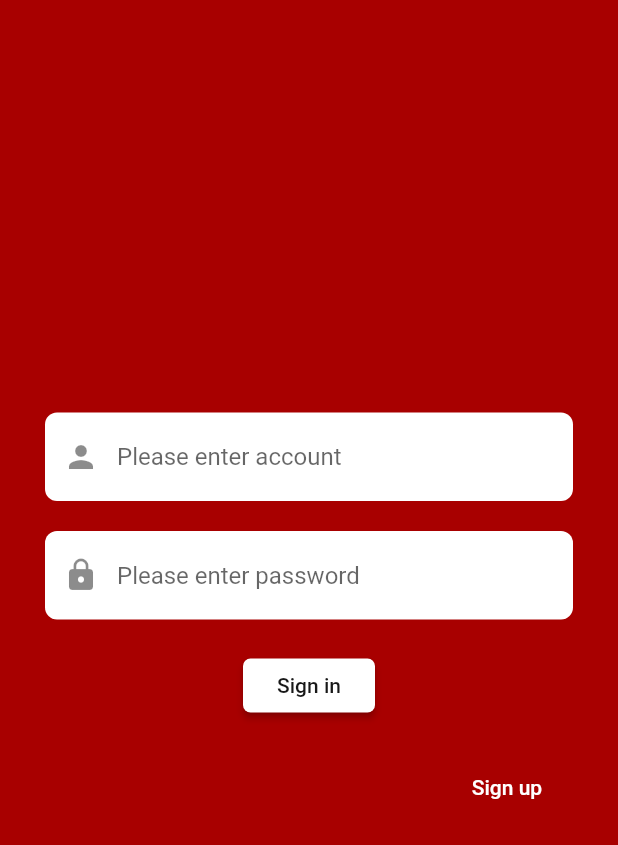
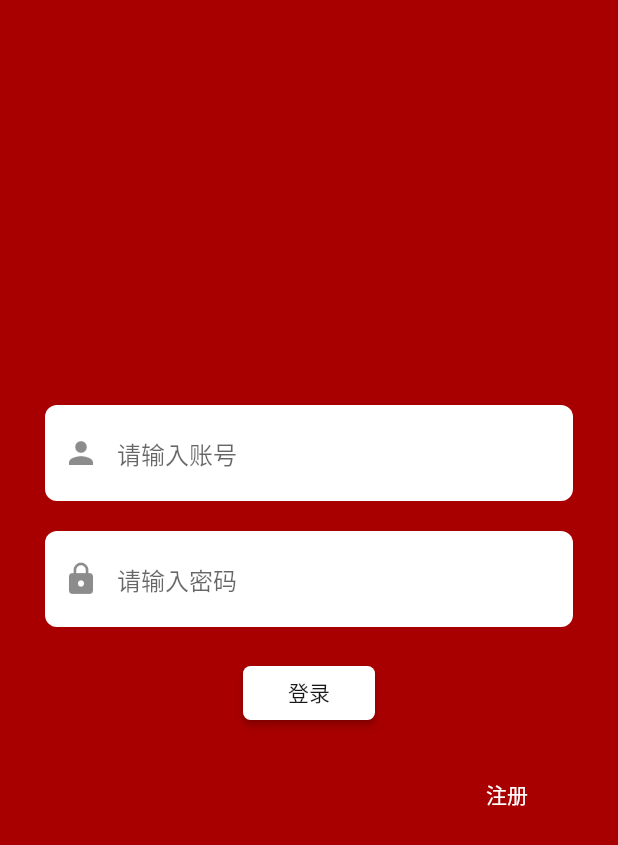
Before and after one commit to micki-zhou/black_bear, a Flutter app: the screen it shows after launch, on a phone screen of 412 x 824 dp. Shown: the top 845 px of the screen. Run offline on Flutter 3.47's test engine with Material 2 defaults, Android fonts, the phone set to English and light mode, and no system bars; our stand-ins replace event_bus, shared_preferences, simple_animations.

Commit message:
update listview

```diff
--- a/lib/ui/login/login.dart
+++ b/lib/ui/login/login.dart
@@ -129,7 +129,7 @@ class _LoginState extends State<LoginPage> with SingleTickerProviderStateMixin {
             controller: TextEditingController(text: accountText),
             decoration: InputDecoration(
               // labelText: 'please enter account',
-              hintText: "Please enter account",
+              hintText: "请输入账号",
               border: OutlineInputBorder(
                   borderRadius: BorderRadius.circular(8),
                   borderSide: BorderSide.none),
@@ -156,7 +156,7 @@ class _LoginState extends State<LoginPage> with SingleTickerProviderStateMixin {
             },
             decoration: InputDecoration(
                 // labelText: 'please enter password',
-                hintText: "Please enter password",
+                hintText: "请输入密码",
                 border: OutlineInputBorder(
                     borderRadius: BorderRadius.circular(8),
                     borderSide: BorderSide.none),
@@ -178,7 +178,7 @@ class _LoginState extends State<LoginPage> with SingleTickerProviderStateMixin {
         mainAxisAlignment: MainAxisAlignment.end,
         children: <Widget>[
           FlatButton(
-            child: Text('Sign up'),
+            child: Text('注册'),
             textColor: Colors.white,
             onPressed: () {
               // 跳转注册界面
@@ -198,7 +198,7 @@ class _LoginState extends State<LoginPage> with SingleTickerProviderStateMixin {
         padding: EdgeInsets.fromLTRB(0, 20, 0, 0),
         child: Builder(builder: (BuildContext context) {
           return RaisedButton(
-            child: Text('Sign in'),
+            child: Text('登录'),
             color: MyColors.white,
             textColor: MyColors.text,
             onPressed: () {
@@ -211,11 +211,11 @@ class _LoginState extends State<LoginPage> with SingleTickerProviderStateMixin {
               }
 
               if (accountText.isEmpty) {
-                showsnackBar("Account cannot be empty");
+                showsnackBar("账号不能为空");
                 return;
               }
               if (passwordText.isEmpty) {
-                showsnackBar("Password cannot be empty");
+                showsnackBar("密码不能为空");
                 return;
               }
               if (accountText.isNotEmpty && passwordText.isNotEmpty) {
@@ -224,7 +224,7 @@ class _LoginState extends State<LoginPage> with SingleTickerProviderStateMixin {
                   return HomePage();
                 }), (route) => false);
               } else {
-                showsnackBar("Wrong account or password");
+                showsnackBar("账号或密码错误");
               }
             },
             shape:
--- a/lib/ui/login/register.dart
+++ b/lib/ui/login/register.dart
@@ -20,8 +20,8 @@ class _RegisterPageState extends State<RegisterPage>
   Animation<Offset> animation;
   Animation<double> slide;
 
-  String tipStr = "Hi , \nwhat name do you want ?";
-  String hintStr = "Please enter account";
+  String tipStr = "Hi , \n您想叫什么名字 ?";
+  String hintStr = "请输入账号";
 
   @override
   void initState() {
@@ -114,7 +114,7 @@ class _RegisterPageState extends State<RegisterPage>
                   Scaffold.of(context).showSnackBar(SnackBar(
                     backgroundColor: MyColors.tip,
                     duration: Duration(milliseconds: 1500),
-                    content: Text('Account cannot be empty'),
+                    content: Text('账号不能为空'),
                   ));
                 }
               },
@@ -149,7 +149,7 @@ class _RegisterNextState extends State<RegisterNext>
   CurvedAnimation curvedAnimation;
   Animation<Offset> animation;
   Animation<double> slide;
-  String tipStr = "Hi , \nwhat password do you want ?";
+  String tipStr = "Hi , \n您想设置什么密码 ?";
   String hintStr = "Please enter password";
 
   @override
@@ -251,7 +251,7 @@ class _RegisterNextState extends State<RegisterNext>
                   Scaffold.of(context).showSnackBar(SnackBar(
                     backgroundColor: MyColors.tip,
                     duration: Duration(milliseconds: 1500),
-                    content: Text('Password cannot be empty'),
+                    content: Text('密码不能为空'),
                   ));
                 }
               },
```
Also changed, not shown: lib/ui/home/explore.dart (+25 -30 lines).
